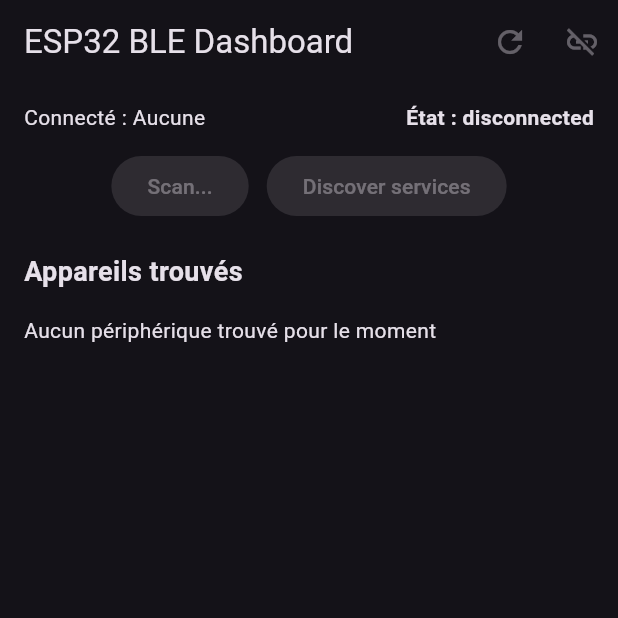
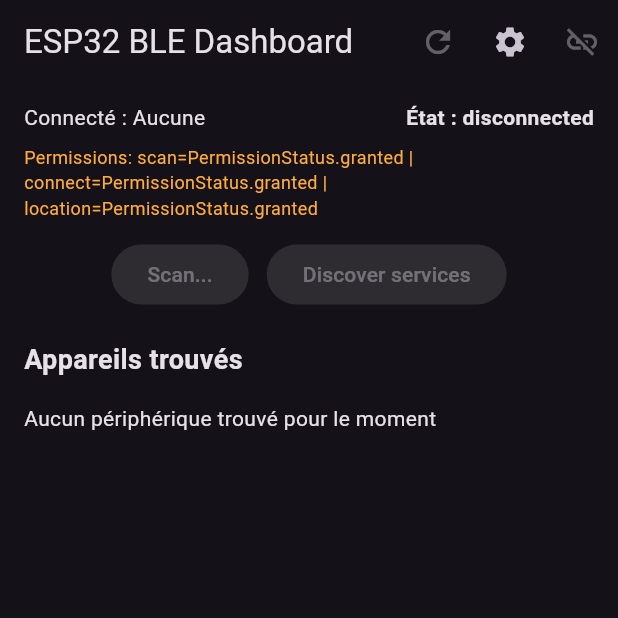
Before and after one commit to mams95190/peugeot205_dashboard, a Flutter app: the screen it shows after launch, after a tap on "Scanner Bluetooth", on a phone screen of 412 x 824 dp, the top half of it. Run offline on Flutter 3.47's test engine with Material 3 defaults, Android fonts, the phone set to English and light mode, and no system bars; our stand-ins replace flutter_blue_plus, permission_handler.

Commit message:
fix bluetooth permission checks for android 12+

```diff
--- a/lib/main.dart
+++ b/lib/main.dart
@@ -1,5 +1,6 @@
 import 'dart:async';
 import 'dart:convert';
+import 'dart:io';
 import 'package:flutter/material.dart';
 import 'package:flutter_blue_plus/flutter_blue_plus.dart';
 import 'package:permission_handler/permission_handler.dart';
@@ -99,6 +100,7 @@
 
   bool scanning = false;
   bool discovering = false;
+  String permissionDebug = 'Pas encore testé';
 
   BluetoothDevice? connectedDevice;
   BluetoothConnectionState connectionState =
@@ -115,13 +117,28 @@
   }
 
   Future<bool> _requestPermissions() async {
-    final statuses = await [
-      Permission.bluetoothScan,
-      Permission.bluetoothConnect,
-      Permission.locationWhenInUse,
-    ].request();
+    if (!Platform.isAndroid) {
+      return true;
+    }
 
-    return statuses.values.every((s) => s.isGranted || s.isLimited);
+    final scanStatus = await Permission.bluetoothScan.request();
+    final connectStatus = await Permission.bluetoothConnect.request();
+
+    PermissionStatus locationStatus = PermissionStatus.granted;
+    try {
+      locationStatus = await Permission.locationWhenInUse.request();
+    } catch (_) {}
+
+    final ok = scanStatus.isGranted && connectStatus.isGranted;
+
+    permissionDebug =
+        'scan=$scanStatus | connect=$connectStatus | location=$locationStatus';
+
+    if (mounted) {
+      setState(() {});
+    }
+
+    return ok;
   }
 
   Future<void> startScan() async {
@@ -130,7 +147,7 @@
     if (!ok) {
       if (!mounted) return;
       ScaffoldMessenger.of(context).showSnackBar(
-        const SnackBar(content: Text('Permissions Bluetooth refusées')),
+        SnackBar(content: Text('Permissions Bluetooth refusées: $permissionDebug')),
       );
       return;
     }
@@ -154,9 +171,16 @@
       });
     });
 
-    await FlutterBluePlus.startScan(timeout: const Duration(seconds: 8));
-    await Future.delayed(const Duration(seconds: 8));
-    await FlutterBluePlus.stopScan();
+    try {
+      await FlutterBluePlus.startScan(timeout: const Duration(seconds: 8));
+      await Future.delayed(const Duration(seconds: 8));
+      await FlutterBluePlus.stopScan();
+    } catch (e) {
+      if (!mounted) return;
+      ScaffoldMessenger.of(context).showSnackBar(
+        SnackBar(content: Text('Erreur scan: $e')),
+      );
+    }
 
     if (!mounted) return;
     setState(() => scanning = false);
@@ -279,6 +303,10 @@
     }
   }
 
+  Future<void> openPermissions() async {
+    await openAppSettings();
+  }
+
   @override
   Widget build(BuildContext context) {
     final connectedName = connectedDevice == null
@@ -294,6 +322,10 @@
           IconButton(
             icon: const Icon(Icons.refresh),
             onPressed: scanning ? null : startScan,
+          ),
+          IconButton(
+            icon: const Icon(Icons.settings),
+            onPressed: openPermissions,
           ),
           IconButton(
             icon: const Icon(Icons.link_off),
@@ -315,6 +347,14 @@
                   style: const TextStyle(fontWeight: FontWeight.bold),
                 ),
               ],
+            ),
+          ),
+          const SizedBox(height: 8),
+          Padding(
+            padding: const EdgeInsets.symmetric(horizontal: 16),
+            child: Text(
+              'Permissions: $permissionDebug',
+              style: const TextStyle(fontSize: 12, color: Colors.orangeAccent),
             ),
           ),
           const SizedBox(height: 12),
```
